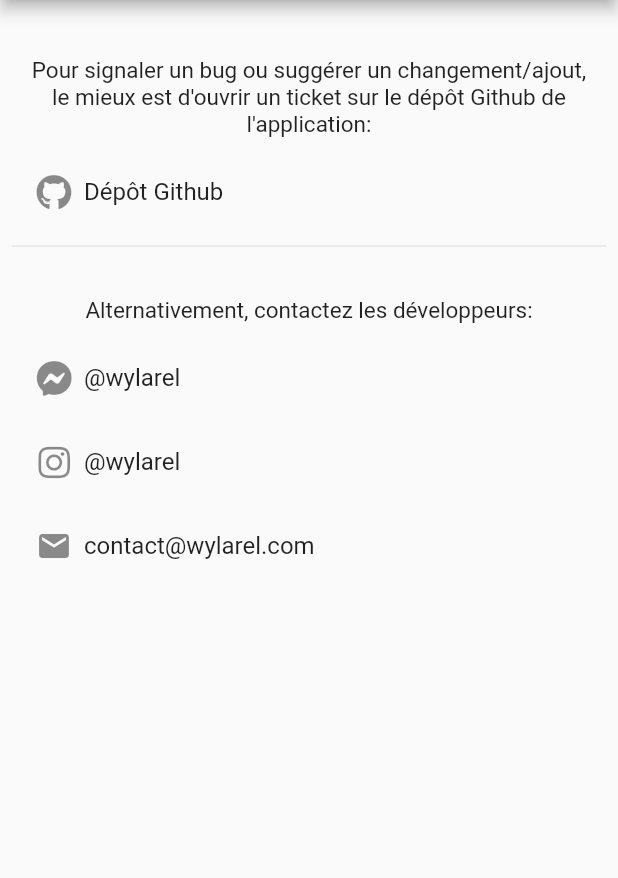
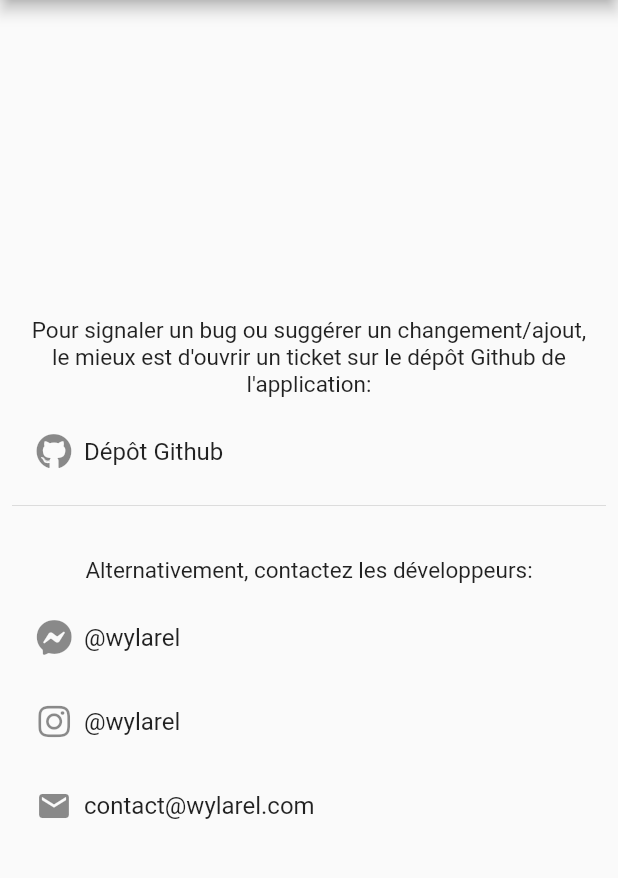
Before and after one commit to Wylarel/WahaApplication, a Flutter app: the BugreportPage screen opened by its route, on a phone screen of 412 x 824 dp, the part 84-962 px from its top. Run offline on Flutter 3.47's test engine with Material 2 defaults, Android fonts, the phone set to English and light mode, and no system bars; our stand-ins replace cloud_firestore, firebase_auth, firebase_messaging, fluttertoast, font_awesome_flutter; accounts and stored records are empty.

Commit message:
Center bugreport screen

```diff
--- a/lib/module/bugreport/bugreport_view.dart
+++ b/lib/module/bugreport/bugreport_view.dart
@@ -15,8 +15,10 @@ class BugreportPage extends StatelessWidget {
         ),
         drawer: AppDrawer(),
         body: Padding(
-          padding: const EdgeInsets.only(top: 30.0, left: 8.0, right: 8.0),
+          padding: const EdgeInsets.only(top: 0.0, left: 8.0, right: 8.0),
           child: Column(
+            mainAxisAlignment: MainAxisAlignment.center,
+            crossAxisAlignment: CrossAxisAlignment.center,
             children: [
               Padding(
                 padding: const EdgeInsets.all(8.0),
```
Also changed, not shown: 1 other file.
